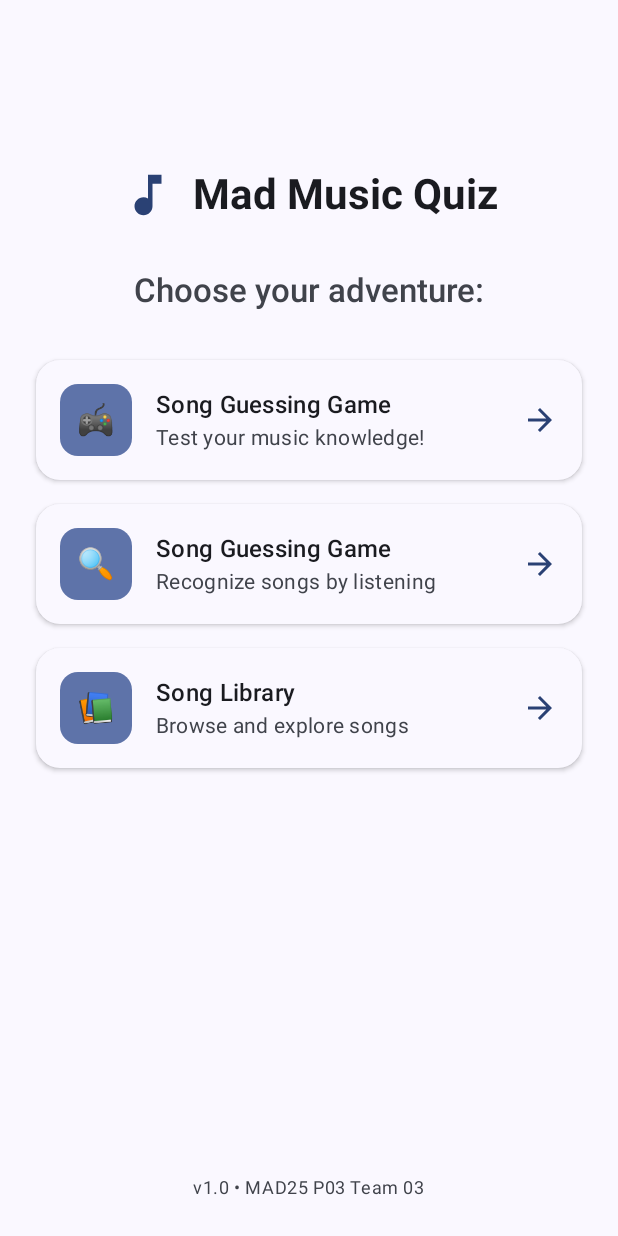
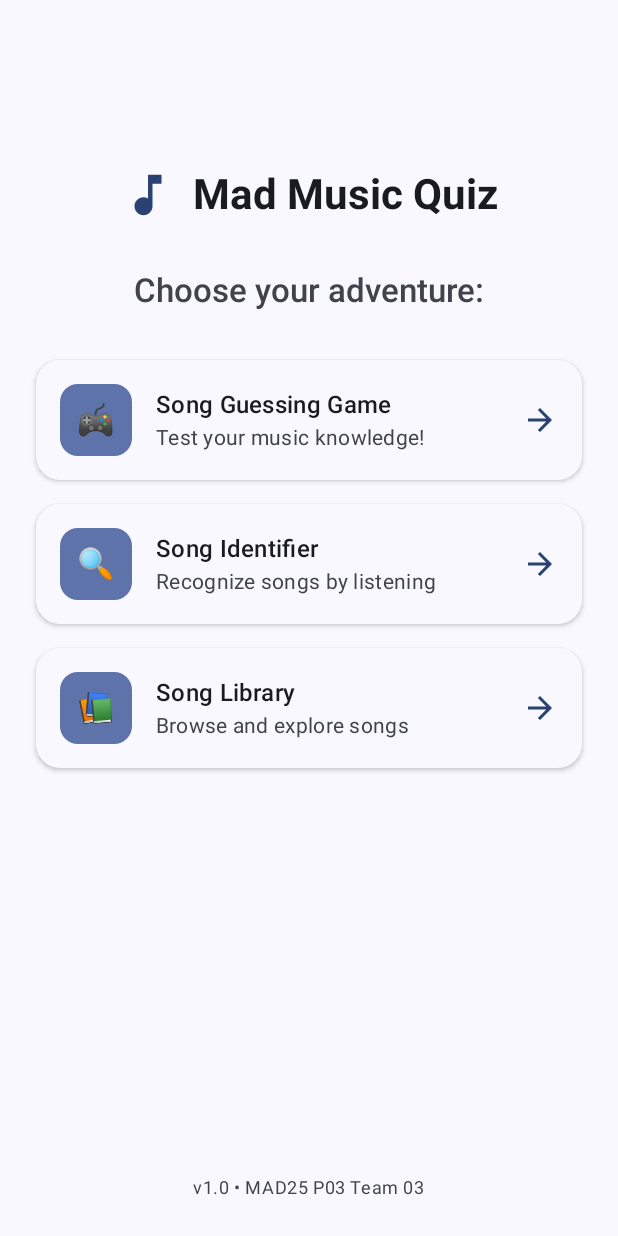
Before and after one commit to JaydenToh/MAD25_P03_Team03, an Android app built with Jetpack Compose: the composable HomeScreen shown on its own in the app's theme, on a phone screen of 412 x 824 dp. Run offline under Robolectric (Android 15) with nearby library versions, the phone set to English and light mode, and no system bars.

Commit message:
fix(home-name-wrongly): Rename HomeCard title to 'Song Identifier'
Changed the HomeCard title from 'Song Guessing Game' to 'Song Identifier' for clarity and consistency with its functionality.

```diff
--- a/app/src/main/java/np/ict/mad/mad25_p03_team03/ui/HomeScreen.kt
+++ b/app/src/main/java/np/ict/mad/mad25_p03_team03/ui/HomeScreen.kt
@@ -87,7 +87,7 @@ fun HomeScreen(
 
             HomeCard(
                 icon = "🔍",
-                title = "Song Guessing Game",
+                title = "Song Identifier",
                 description = "Recognize songs by listening",
                 onClick = onIdentifySong
             )
```
